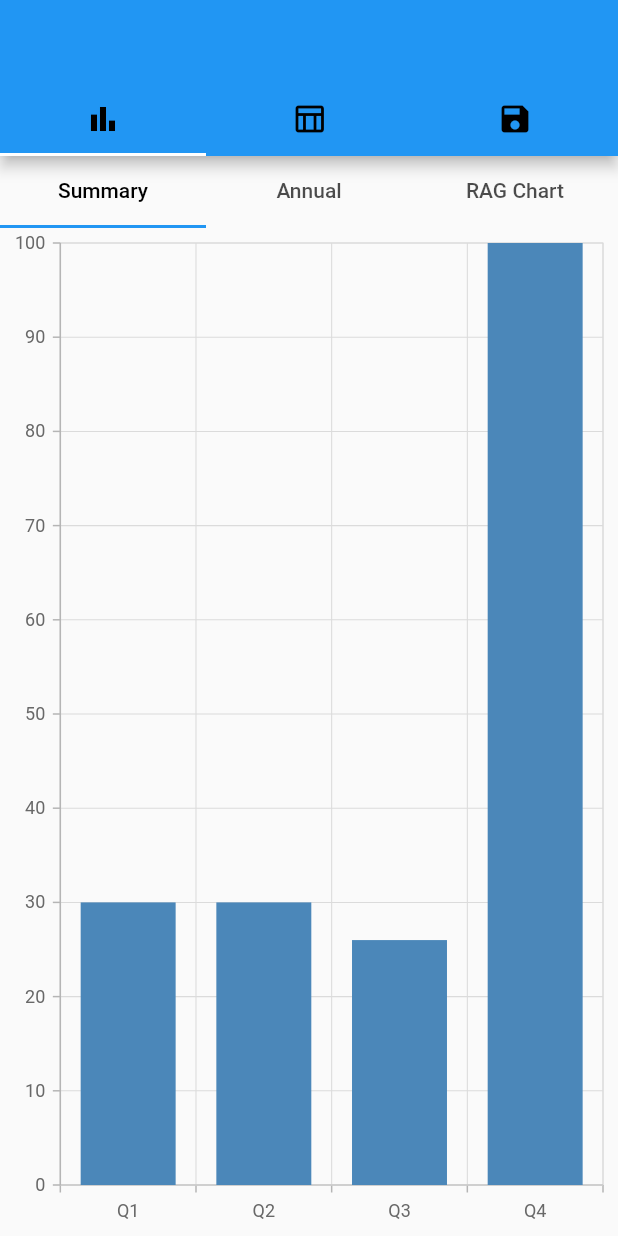
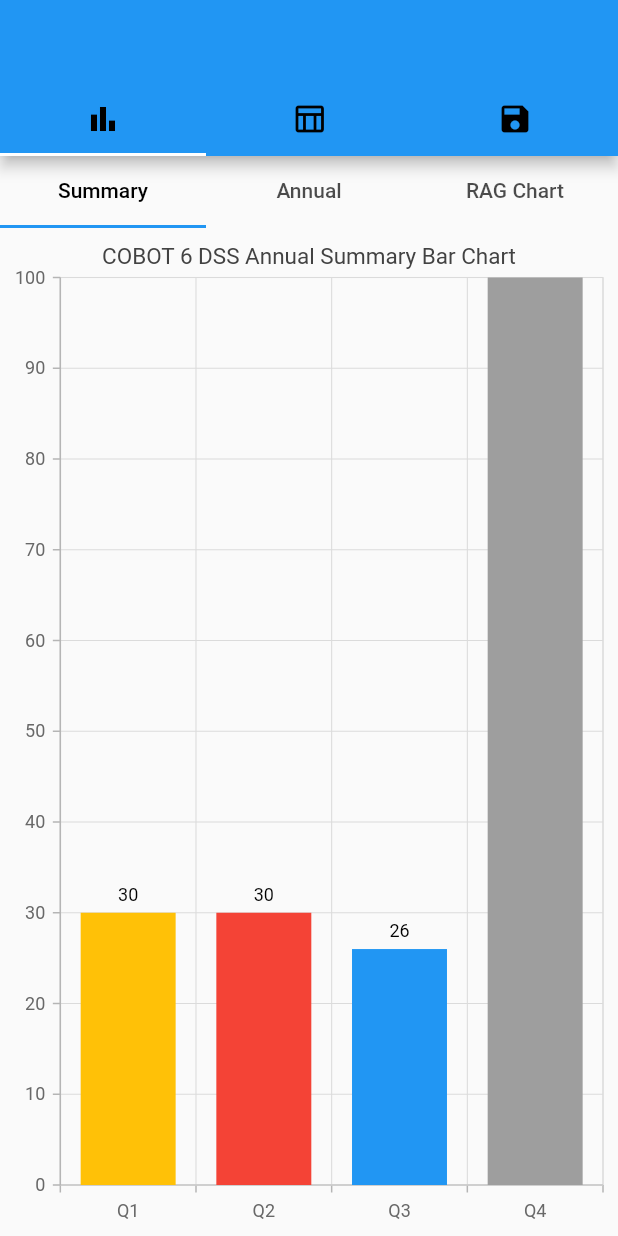
Before and after one commit to bellezhang119/cobit_dss_app, a Flutter app: the screen it shows after launch, on a phone screen of 412 x 824 dp. Run offline on Flutter 3.47's test engine with Material 2 defaults, Android fonts, the phone set to English and light mode, and no system bars; our stand-ins replace cloud_firestore, firebase_core, fl_chart, syncfusion_flutter_charts; missing offline and left inert: charts_common; accounts and stored records are empty.

Commit message:
Updated bar charts
+Added data label for bar charts
+Changed comparative barchart colors
+Changed all data to percentage based on scores

```diff
--- a/lib/tabs/summary_barchart_tab.dart
+++ b/lib/tabs/summary_barchart_tab.dart
@@ -3,6 +3,7 @@ import 'package:flutter/material.dart';
 import 'package:fl_chart/fl_chart.dart';
 import 'package:syncfusion_flutter_charts/charts.dart';
 import '../datas/table_data.dart';
+import "package:intl/intl.dart";
 
 class SummaryBarChart extends StatefulWidget {
   final List<int> quarter1Data;
@@ -45,10 +46,10 @@ class _SummaryBarChartState extends State<SummaryBarChart> {
   @override
   void initState() {
     data = [
-      Quarter("Q1", calculatePercentage(quarter1Data)),
-      Quarter("Q2", calculatePercentage(quarter2Data)),
-      Quarter("Q3", calculatePercentage(quarter3Data)),
-      Quarter("Q4", calculatePercentage(quarter4Data)),
+      Quarter("Q1", calculatePercentage(quarter1Data), Colors.amber),
+      Quarter("Q2", calculatePercentage(quarter2Data), Colors.red),
+      Quarter("Q3", calculatePercentage(quarter3Data), Colors.blue),
+      Quarter("Q4", calculatePercentage(quarter4Data), Colors.grey),
     ];
     _tooltip = TooltipBehavior(enable: true);
     super.initState();
@@ -75,16 +76,21 @@ class _SummaryBarChartState extends State<SummaryBarChart> {
   @override
   Widget build(BuildContext context) {
     return Scaffold(
-        body: Center(
-            child: Container(
-                child: Column(children: [
-      Expanded(
+        body:
+            Center(child: Container(child: Column(children: [buildGraph()]))));
+  }
+
+  Widget buildGraph() => Expanded(
           child: SfCartesianChart(
+              title: ChartTitle(text: 'COBOT 6 DSS Annual Summary Bar Chart'),
               primaryXAxis: CategoryAxis(),
-              primaryYAxis: NumericAxis(maximum: 100),
+              primaryYAxis: NumericAxis(
+                maximum: 100,
+              ),
               tooltipBehavior: _tooltip,
               series: <ChartSeries<Quarter, String>>[
             ColumnSeries<Quarter, String>(
+              dataLabelSettings: DataLabelSettings(isVisible: true),
               onPointTap: (ChartPointDetails details) {
                 print(details.pointIndex);
                 switch (details.pointIndex) {
@@ -105,10 +111,9 @@ class _SummaryBarChartState extends State<SummaryBarChart> {
               dataSource: data,
               xValueMapper: (Quarter data, _) => data.quarter,
               yValueMapper: (Quarter data, _) => data.score,
+              pointColorMapper: (Quarter data, _) => data.color,
             )
-          ]))
-    ]))));
-  }
+          ]));
 
   void navigateToIndividualBarChart(String quarter, List<int> data) {
     Navigator.push(
@@ -136,6 +141,7 @@ int calculatePercentage(List<int> numbers) {
 class Quarter {
   final String quarter;
   final int score;
+  final Color? color;
 
-  Quarter(this.quarter, this.score);
+  Quarter(this.quarter, this.score, this.color);
 }
--- a/pubspec.yaml
+++ b/pubspec.yaml
@@ -39,7 +39,10 @@ dependencies:
     sdk: flutter
   flutter_chart: ^0.1.6
   flutterfire_cli: ^0.2.7
+  path_provider: ^2.1.0
+  screenshot: ^2.1.0
   syncfusion_flutter_charts: ^21.2.4
+  intl: "^0.16.1"
 
 dev_dependencies:
   flutter_lints: ^2.0.0
```
Also changed, not shown: lib/datas/table_data.dart (+5 -5 lines), lib/tabs/comparative_barchart_tab.dart (+38 -16 lines), lib/tabs/individual_barchart.dart (+17 -14 lines), lib/tabs/table_tab.dart (+16 -9 lines), pubspec.lock, 1 other file.
